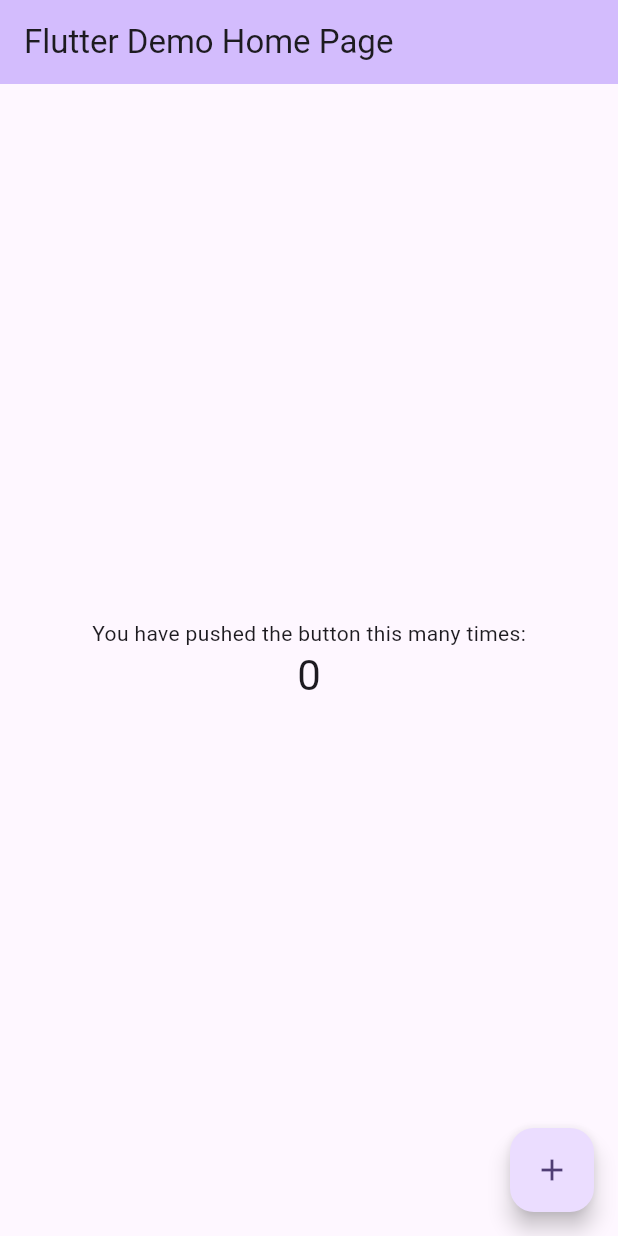
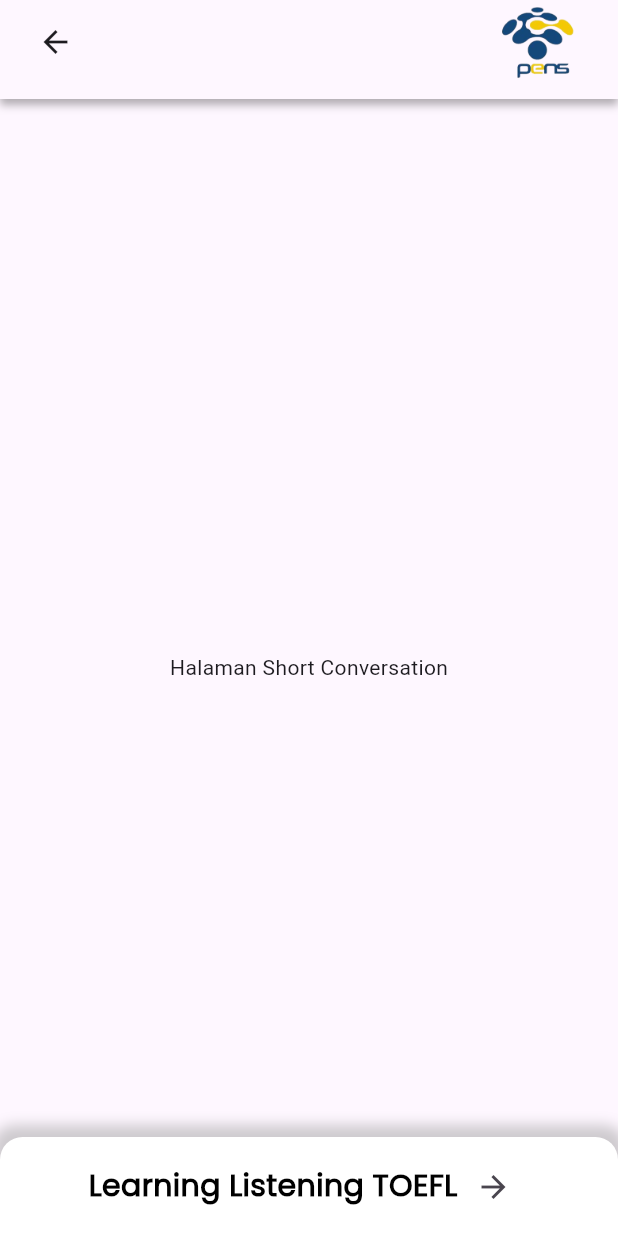
Before and after one commit to Tech-Warriors-of-Sumenep/test-toefl-mobile, a Flutter app: the screen it shows after launch, on a phone screen of 412 x 824 dp. Run offline on Flutter 3.47's test engine with Material 3 defaults, Android fonts, the phone set to English and light mode, and no system bars.

Commit message:
first learning listening page + font poppins

```diff
--- a/lib/main.dart
+++ b/lib/main.dart
@@ -1,4 +1,5 @@
 import 'package:flutter/material.dart';
+import 'package:toefl_app/pages/listening_learning.dart/contoh_soal.dart/short_conversation.dart';
 
 void main() {
   runApp(const MyApp());
@@ -7,119 +8,16 @@
 class MyApp extends StatelessWidget {
   const MyApp({super.key});
 
-  // This widget is the root of your application.
   @override
   Widget build(BuildContext context) {
     return MaterialApp(
+      debugShowCheckedModeBanner: false,
       title: 'Flutter Demo',
       theme: ThemeData(
-        // This is the theme of your application.
-        //
-        // TRY THIS: Try running your application with "flutter run". You'll see
-        // the application has a purple toolbar. Then, without quitting the app,
-        // try changing the seedColor in the colorScheme below to Colors.green
-        // and then invoke "hot reload" (save your changes or press the "hot
-        // reload" button in a Flutter-supported IDE, or press "r" if you used
-        // the command line to start the app).
-        //
-        // Notice that the counter didn't reset back to zero; the application
-        // state is not lost during the reload. To reset the state, use hot
-        // restart instead.
-        //
-        // This works for code too, not just values: Most code changes can be
-        // tested with just a hot reload.
         colorScheme: ColorScheme.fromSeed(seedColor: Colors.deepPurple),
         useMaterial3: true,
       ),
-      home: const MyHomePage(title: 'Flutter Demo Home Page'),
+      home: const ShortConversationPages(),
     );
   }
 }
-
-class MyHomePage extends StatefulWidget {
-  const MyHomePage({super.key, required this.title});
-
-  // This widget is the home page of your application. It is stateful, meaning
-  // that it has a State object (defined below) that contains fields that affect
-  // how it looks.
-
-  // This class is the configuration for the state. It holds the values (in this
-  // case the title) provided by the parent (in this case the App widget) and
-  // used by the build method of the State. Fields in a Widget subclass are
-  // always marked "final".
-
-  final String title;
-
-  @override
-  State<MyHomePage> createState() => _MyHomePageState();
-}
-
-class _MyHomePageState extends State<MyHomePage> {
-  int _counter = 0;
-
-  void _incrementCounter() {
-    setState(() {
-      // This call to setState tells the Flutter framework that something has
-      // changed in this State, which causes it to rerun the build method below
-      // so that the display can reflect the updated values. If we changed
-      // _counter without calling setState(), then the build method would not be
-      // called again, and so nothing would appear to happen.
-      _counter++;
-    });
-  }
-
-  @override
-  Widget build(BuildContext context) {
-    // This method is rerun every time setState is called, for instance as done
-    // by the _incrementCounter method above.
-    //
-    // The Flutter framework has been optimized to make rerunning build methods
-    // fast, so that you can just rebuild anything that needs updating rather
-    // than having to individually change instances of widgets.
-    return Scaffold(
-      appBar: AppBar(
-        // TRY THIS: Try changing the color here to a specific color (to
-        // Colors.amber, perhaps?) and trigger a hot reload to see the AppBar
-        // change color while the other colors stay the same.
-        backgroundColor: Theme.of(context).colorScheme.inversePrimary,
-        // Here we take the value from the MyHomePage object that was created by
-        // the App.build method, and use it to set our appbar title.
-        title: Text(widget.title),
-      ),
-      body: Center(
-        // Center is a layout widget. It takes a single child and positions it
-        // in the middle of the parent.
-        child: Column(
-          // Column is also a layout widget. It takes a list of children and
-          // arranges them vertically. By default, it sizes itself to fit its
-          // children horizontally, and tries to be as tall as its parent.
-          //
-          // Column has various properties to control how it sizes itself and
-          // how it positions its children. Here we use mainAxisAlignment to
-          // center the children vertically; the main axis here is the vertical
-          // axis because Columns are vertical (the cross axis would be
-          // horizontal).
-          //
-          // TRY THIS: Invoke "debug painting" (choose the "Toggle Debug Paint"
-          // action in the IDE, or press "p" in the console), to see the
-          // wireframe for each widget.
-          mainAxisAlignment: MainAxisAlignment.center,
-          children: <Widget>[
-            const Text(
-              'You have pushed the button this many times:',
-            ),
-            Text(
-              '$_counter',
-              style: Theme.of(context).textTheme.headlineMedium,
-            ),
-          ],
-        ),
-      ),
-      floatingActionButton: FloatingActionButton(
-        onPressed: _incrementCounter,
-        tooltip: 'Increment',
-        child: const Icon(Icons.add),
-      ), // This trailing comma makes auto-formatting nicer for build methods.
-    );
-  }
-}
--- /dev/null
+++ b/lib/pages/listening_learning.dart/contoh_soal.dart/short_conversation.dart
@@ -0,0 +1,111 @@
+import 'package:flutter/material.dart';
+
+class ShortConversationPages extends StatefulWidget {
+  const ShortConversationPages({Key? key}) : super(key: key);
+
+  @override
+  State<ShortConversationPages> createState() => _ShortConversationPagesState();
+}
+
+class _ShortConversationPagesState extends State<ShortConversationPages> {
+  @override
+  Widget build(BuildContext context) {
+    return Scaffold(
+      appBar: PreferredSize(
+        preferredSize: const Size.fromHeight(kToolbarHeight + 10),
+        child: Container(
+          decoration: BoxDecoration(
+            boxShadow: [
+              BoxShadow(
+                color: Colors.black.withOpacity(0.3),
+                spreadRadius: 0,
+                blurRadius: 4,
+                offset: Offset(0, 4),
+              ),
+            ],
+          ),
+          child: AppBar(
+            leading: Padding(
+              padding: const EdgeInsets.only(left: 17.0),
+              child: IconButton(
+                icon: const Icon(
+                  Icons.arrow_back,
+                ),
+                onPressed: () {
+                  Navigator.of(context).pop();
+                },
+              ),
+            ),
+            actions: [
+              Padding(
+                padding: const EdgeInsets.only(right: 27.0),
+                child: Image.asset(
+                  'images/pens_remBG.png',
+                  height: 50,
+                ),
+              ),
+            ],
+          ),
+        ),
+      ),
+      body: Stack(
+        children: [
+          const Column(
+            mainAxisAlignment: MainAxisAlignment.center,
+            children: [
+              Expanded(
+                child: Center(
+                  child: Text('Halaman Short Conversation'),
+                ),
+              ),
+            ],
+          ),
+          Positioned(
+            left: 0,
+            right: 0,
+            bottom: 0,
+            child: Container(
+              decoration: BoxDecoration(
+                color: Colors.white,
+                borderRadius: const BorderRadius.only(
+                  topLeft: Radius.circular(15),
+                  topRight: Radius.circular(15),
+                ),
+                boxShadow: [
+                  BoxShadow(
+                    color: Colors.grey.withOpacity(0.5),
+                    spreadRadius: 5,
+                    blurRadius: 7,
+                    offset: const Offset(0, -3),
+                  ),
+                ],
+              ),
+              height: kToolbarHeight + 10,
+              child: Row(
+                mainAxisAlignment: MainAxisAlignment.center,
+                children: [
+                  const Text(
+                    'Learning Listening TOEFL',
+                    style: TextStyle(
+                        color: Colors.black,
+                        fontSize: 20,
+                        fontFamily: 'Poppins',
+                        fontWeight: FontWeight.bold),
+                  ),
+                  IconButton(
+                    icon: const Icon(
+                      Icons.arrow_forward,
+                    ),
+                    onPressed: () {
+                      Navigator.of(context).pop();
+                    },
+                  ),
+                ],
+              ),
+            ),
+          ),
+        ],
+      ),
+    );
+  }
+}
```
Also changed, not shown: pubspec.yaml (+8 -3 lines), fonts/Poppins-Regular.ttf (added), images/pens_remBG.png (added).
